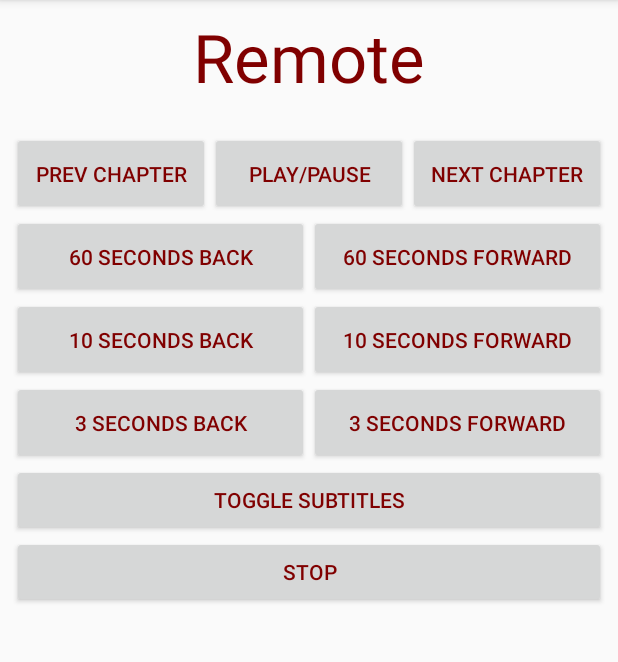
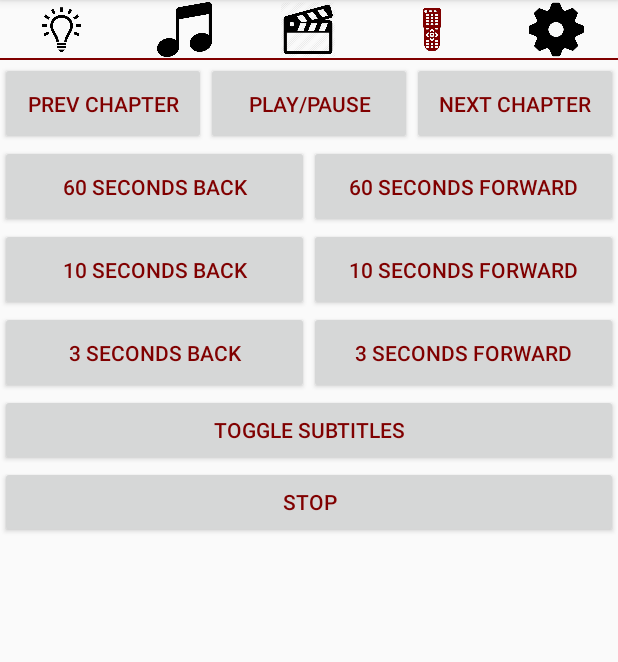
Before and after one commit to dawsondeere/Mount-Good-Control, an Android app: the MovieRemoteActivity screen opened directly, with no data from a screen before it, on a phone screen of 412 x 824 dp, the part 84-746 px from its top. Run offline under Robolectric (Android 15) with nearby library versions, the phone set to English and light mode, and no system bars; network calls fail.

Commit message:
moved remote to menu

```diff
--- a/app/src/main/java/com/example/dawson/mountgoodcontrol/LightsActivity.java
+++ b/app/src/main/java/com/example/dawson/mountgoodcontrol/LightsActivity.java
@@ -190,5 +190,6 @@ public class LightsActivity extends AppCompatActivity implements View.OnTouchLis
 
     public void startMusic(View v) { startActivity(new Intent(this, MusicActivity.class)); }
     public void startMovies(View v) { startActivity(new Intent(this, MoviesActivity.class)); }
+    public void startRemote(View v) { startActivity(new Intent(this, MovieRemoteActivity.class)); }
     public void startSettings(View v) { startActivity(new Intent(this, SettingsActivity.class)); }
 }
--- a/app/src/main/java/com/example/dawson/mountgoodcontrol/MovieRemoteActivity.java
+++ b/app/src/main/java/com/example/dawson/mountgoodcontrol/MovieRemoteActivity.java
@@ -1,14 +1,36 @@
 package com.example.dawson.mountgoodcontrol;
 
+import android.content.Intent;
 import android.os.Bundle;
 import android.support.v7.app.AppCompatActivity;
+import android.view.GestureDetector;
+import android.view.MotionEvent;
 import android.view.View;
 
-public class MovieRemoteActivity extends AppCompatActivity {
+public class MovieRemoteActivity extends AppCompatActivity implements View.OnTouchListener {
+    private GestureDetector gestureDetector;
+
     @Override
     protected void onCreate(Bundle savedInstanceState) {
         super.onCreate(savedInstanceState);
         setContentView(R.layout.activity_movieremote);
+
+        gestureDetector = new GestureDetector(this,new OnSwipeListener(){
+            @Override
+            public boolean onSwipe(Direction direction, float velocityX, float velocityY) {
+                if (Math.abs(velocityX) < MainActivity.SWIPE_THRESHOLD_VELOCITY) { return true; }
+                if (direction == Direction.right) { startMovies(null); }
+                else if (direction == Direction.left) { startSettings(null); }
+                return true;
+            }
+        });
+        findViewById(R.id.activity_movieremote).setOnTouchListener(this);
+    }
+
+    @Override
+    public boolean onTouch(View v, MotionEvent event) {
+        gestureDetector.onTouchEvent(event);
+        return true;
     }
 
     public void sendData(View v) {
@@ -26,4 +48,9 @@ public class MovieRemoteActivity extends AppCompatActivity {
             case R.id.buttonMovieStop: MainActivity.writeMovieData("remote/stop"); break;
         }
     }
+
+    public void startLights(View v) { startActivity(new Intent(this, LightsActivity.class)); }
+    public void startMusic(View v) { startActivity(new Intent(this, MusicActivity.class)); }
+    public void startMovies(View v) { startActivity(new Intent(this, MoviesActivity.class)); }
+    public void startSettings(View v) { startActivity(new Intent(this, SettingsActivity.class)); }
 }
--- a/app/src/main/java/com/example/dawson/mountgoodcontrol/MoviesActivity.java
+++ b/app/src/main/java/com/example/dawson/mountgoodcontrol/MoviesActivity.java
@@ -37,7 +37,7 @@ public class MoviesActivity extends AppCompatActivity implements View.OnTouchLis
             public boolean onSwipe(Direction direction, float velocityX, float velocityY) {
                 if (Math.abs(velocityX) < MainActivity.SWIPE_THRESHOLD_VELOCITY) { return true; }
                 if (direction == Direction.right) { startMusic(null); }
-                else if (direction == Direction.left) { startSettings(null); }
+                else if (direction == Direction.left) { startRemote(null); }
                 return true;
             }
         });
@@ -225,8 +225,8 @@ public class MoviesActivity extends AppCompatActivity implements View.OnTouchLis
         startActivity(passIntent);
     }
 
-    public void startRemote(View v) { startActivity(new Intent(this, MovieRemoteActivity.class)); }
     public void startLights(View v) { startActivity(new Intent(this, LightsActivity.class)); }
     public void startMusic(View v) { startActivity(new Intent(this, MusicActivity.class)); }
+    public void startRemote(View v) { startActivity(new Intent(this, MovieRemoteActivity.class)); }
     public void startSettings(View v) { startActivity(new Intent(this, SettingsActivity.class)); }
 }
--- a/app/src/main/java/com/example/dawson/mountgoodcontrol/MusicActivity.java
+++ b/app/src/main/java/com/example/dawson/mountgoodcontrol/MusicActivity.java
@@ -140,5 +140,6 @@ public class MusicActivity extends AppCompatActivity implements View.OnTouchList
 
     public void startLights(View v) { startActivity(new Intent(this, LightsActivity.class)); }
     public void startMovies(View v) { startActivity(new Intent(this, MoviesActivity.class)); }
+    public void startRemote(View v) { startActivity(new Intent(this, MovieRemoteActivity.class)); }
     public void startSettings(View v) { startActivity(new Intent(this, SettingsActivity.class)); }
 }
--- a/app/src/main/java/com/example/dawson/mountgoodcontrol/SettingsActivity.java
+++ b/app/src/main/java/com/example/dawson/mountgoodcontrol/SettingsActivity.java
@@ -22,7 +22,7 @@ public class SettingsActivity extends AppCompatActivity implements View.OnTouchL
             @Override
             public boolean onSwipe(Direction direction, float velocityX, float velocityY) {
                 if (Math.abs(velocityX) < MainActivity.SWIPE_THRESHOLD_VELOCITY) { return true; }
-                if (direction == Direction.right) { startMovies(null); }
+                if (direction == Direction.right) { startRemote(null); }
                 return true;
             }
         });
@@ -54,4 +54,5 @@ public class SettingsActivity extends AppCompatActivity implements View.OnTouchL
     public void startLights(View v) { startActivity(new Intent(this, LightsActivity.class)); }
     public void startMusic(View v) { startActivity(new Intent(this, MusicActivity.class)); }
     public void startMovies(View v) { startActivity(new Intent(this, MoviesActivity.class)); }
+    public void startRemote(View v) { startActivity(new Intent(this, MovieRemoteActivity.class)); }
 }
--- a/app/src/main/res/layout-land/activity_movieremote.xml
+++ b/app/src/main/res/layout-land/activity_movieremote.xml
@@ -4,29 +4,71 @@
     android:id="@+id/activity_movieremote"
     android:layout_width="match_parent"
     android:layout_height="match_parent"
-    android:paddingBottom="@dimen/activity_vertical_margin"
-    android:paddingLeft="@dimen/activity_horizontal_margin"
-    android:paddingRight="@dimen/activity_horizontal_margin"
-    android:paddingTop="@dimen/activity_vertical_margin"
     tools:context="com.example.dawson.mountgoodcontrol.MovieRemoteActivity"
+    tools:ignore="ContentDescription"
     >
 
-    <TextView
-        android:id="@+id/textRemote"
+    <LinearLayout
+        android:id="@+id/buttonSwitches"
         android:layout_width="match_parent"
-        android:layout_height="wrap_content"
-        android:layout_marginBottom="60dp"
-        android:gravity="center"
-        android:textColor="@color/colorPrimary"
-        android:textSize="20pt"
-        android:text="Remote"
-        />
+        android:layout_height="40dp"
+        android:layout_marginBottom="@dimen/menu_margin_bottom"
+        android:paddingTop="@dimen/menu_padding_top"
+        android:paddingBottom="@dimen/menu_padding_bottom"
+        android:background="@drawable/menu_background"
+        >
+
+        <ImageView
+            android:id="@+id/imageLight"
+            android:layout_width="0dp"
+            android:layout_height="match_parent"
+            android:layout_weight="1"
+            android:src="@drawable/mtgd_light_bl"
+            android:onClick="startLights"
+            />
+
+        <ImageView
+            android:id="@+id/imageMusic"
+            android:layout_width="0dp"
+            android:layout_height="match_parent"
+            android:layout_weight="1"
+            android:src="@drawable/mtgd_music_bl"
+            android:onClick="startMusic"
+            />
+
+        <ImageView
+            android:id="@+id/imageMovies"
+            android:layout_width="0dp"
+            android:layout_height="match_parent"
+            android:layout_weight="1"
+            android:src="@drawable/mtgd_movie_bl"
+            android:onClick="startMovies"
+            />
+
+        <ImageView
+            android:id="@+id/imageRemote"
+            android:layout_width="0dp"
+            android:layout_height="match_parent"
+            android:layout_weight="1"
+            android:src="@drawable/mtgd_remote_ma"
+            />
+
+        <ImageView
+            android:id="@+id/imageSettings"
+            android:layout_width="0dp"
+            android:layout_height="match_parent"
+            android:layout_weight="1"
+            android:src="@drawable/mtgd_settings_bl"
+            android:onClick="startSettings"
+            />
+
+    </LinearLayout>
 
     <LinearLayout
         android:id="@+id/buttonRemoteOne"
         android:layout_width="match_parent"
         android:layout_height="wrap_content"
-        android:layout_below="@id/textRemote"
+        android:layout_below="@id/buttonSwitches"
         android:orientation="horizontal"
         >
 
--- a/app/src/main/res/layout-port/activity_movieremote.xml
+++ b/app/src/main/res/layout-port/activity_movieremote.xml
@@ -4,29 +4,71 @@
     android:id="@+id/activity_movieremote"
     android:layout_width="match_parent"
     android:layout_height="match_parent"
-    android:paddingBottom="@dimen/activity_vertical_margin"
-    android:paddingLeft="@dimen/activity_horizontal_margin"
-    android:paddingRight="@dimen/activity_horizontal_margin"
-    android:paddingTop="@dimen/activity_vertical_margin"
     tools:context="com.example.dawson.mountgoodcontrol.MovieRemoteActivity"
+    tools:ignore="ContentDescription"
     >
 
-    <TextView
-        android:id="@+id/textRemote"
+    <LinearLayout
+        android:id="@+id/buttonSwitches"
         android:layout_width="match_parent"
-        android:layout_height="wrap_content"
-        android:layout_marginBottom="20dp"
-        android:gravity="center"
-        android:textColor="@color/colorPrimary"
-        android:textSize="20pt"
-        android:text="Remote"
-        />
+        android:layout_height="40dp"
+        android:layout_marginBottom="@dimen/menu_margin_bottom"
+        android:paddingTop="@dimen/menu_padding_top"
+        android:paddingBottom="@dimen/menu_padding_bottom"
+        android:background="@drawable/menu_background"
+        >
+
+        <ImageView
+            android:id="@+id/imageLight"
+            android:layout_width="0dp"
+            android:layout_height="match_parent"
+            android:layout_weight="1"
+            android:src="@drawable/mtgd_light_bl"
+            android:onClick="startLights"
+            />
+
+        <ImageView
+            android:id="@+id/imageMusic"
+            android:layout_width="0dp"
+            android:layout_height="match_parent"
+            android:layout_weight="1"
+            android:src="@drawable/mtgd_music_bl"
+            android:onClick="startMusic"
+            />
+
+        <ImageView
+            android:id="@+id/imageMovies"
+            android:layout_width="0dp"
+            android:layout_height="match_parent"
+            android:layout_weight="1"
+            android:src="@drawable/mtgd_movie_bl"
+            android:onClick="startMovies"
+            />
+
+        <ImageView
+            android:id="@+id/imageRemote"
+            android:layout_width="0dp"
+            android:layout_height="match_parent"
+            android:layout_weight="1"
+            android:src="@drawable/mtgd_remote_ma"
+            />
+
+        <ImageView
+            android:id="@+id/imageSettings"
+            android:layout_width="0dp"
+            android:layout_height="match_parent"
+            android:layout_weight="1"
+            android:src="@drawable/mtgd_settings_bl"
+            android:onClick="startSettings"
+            />
+
+    </LinearLayout>
 
     <LinearLayout
         android:id="@+id/buttonRemoteOne"
         android:layout_width="match_parent"
         android:layout_height="wrap_content"
-        android:layout_below="@id/textRemote"
+        android:layout_below="@id/buttonSwitches"
         android:orientation="horizontal"
         >
 
```
Also changed, not shown: app/src/main/res/layout/activity_lights.xml (+9 -0 lines), app/src/main/res/layout/activity_movies.xml (+10 -13 lines), app/src/main/res/layout/activity_music.xml (+9 -0 lines), app/src/main/res/layout/activity_settings.xml (+9 -0 lines), app/src/main/res/drawable/mtgd_remote_bl.png (added), app/src/main/res/drawable/mtgd_remote_ma.png (added).
